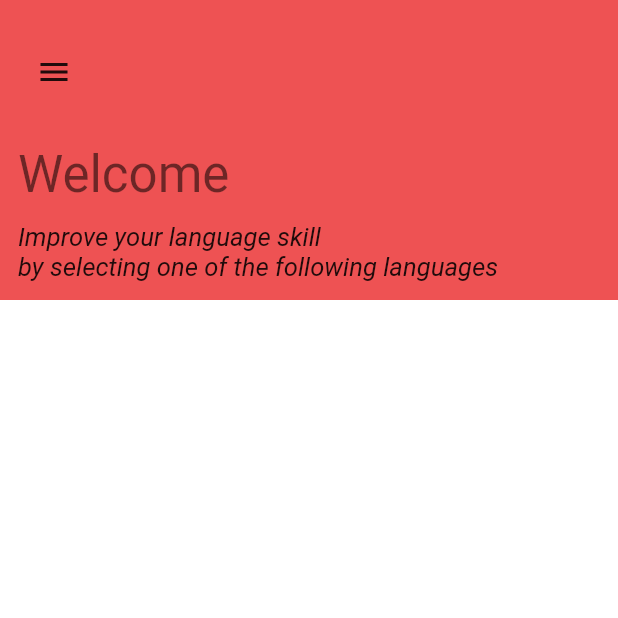
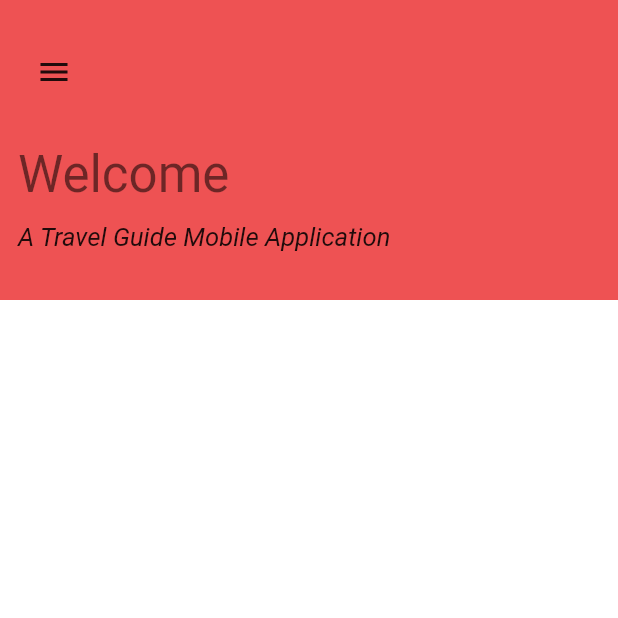
Before and after one commit to arifulUTM/Pathfinder, a Flutter app: the screen it shows after launch, on a phone screen of 412 x 824 dp, the top half of it. Run offline on Flutter 3.47's test engine with Material 2 defaults, Android fonts, the phone set to English and light mode, and no system bars; our stand-ins replace carousel_slider, flutter_advanced_drawer, geolocator, google_maps_flutter.

Commit message:
nearby resturants

```diff
--- a/pathfinder/lib/dra/drawer_data.dart
+++ b/pathfinder/lib/dra/drawer_data.dart
@@ -1,5 +1,6 @@
 import 'package:flutter/material.dart';
 import 'package:pathfinder/currency_converter/currency.dart';
+import 'package:pathfinder/resturants/nearby_resturants.dart';
 
 class DrawerData extends StatelessWidget {
   const DrawerData();
@@ -29,30 +30,48 @@ class DrawerData extends StatelessWidget {
             ),
             ListTile(
               onTap: () {},
-              leading: Icon(Icons.home),
-              title: Text('Home'),
-            ),
-            ListTile(
-              onTap: () {},
               leading: Icon(Icons.account_circle_rounded),
               title: Text('Profile'),
             ),
             ListTile(
               onTap: () {},
-              leading: Icon(Icons.money),
-              title: Text('Currency Converter'),
+              leading: Icon(Icons.directions),
+              title: Text('Travel Guide'),
+            ),
+            ListTile(
+              onTap: () {},
+              leading: Icon(Icons.contactless_outlined),
+              title: Text('Contact Tracing'),
+            ),
+            ListTile(
+              onTap: () {},
+              leading: Icon(Icons.ac_unit),
+              title: Text('Covid Traker'),
+            ),
+            ListTile(
+              onTap: () {
+                Navigator.push(
+                    context, MaterialPageRoute(builder: (_) => Resturants()));
+              },
+              leading: Icon(Icons.add_location_alt_outlined),
+              title: Text('Nearby'),
+            ),
+            ListTile(
+              onTap: () {},
+              leading: Icon(Icons.add_location_alt_outlined),
+              title: Text('Nearby Resturants'),
             ),
             ListTile(
               onTap: () {},
               leading: Icon(Icons.settings),
-              title: Text('Nearby'),
+              title: Text('Travel Blog'),
             ),
             ListTile(
               onTap: () {
                 Navigator.push(
                     context, MaterialPageRoute(builder: (_) => Currency()));
               },
-              leading: Icon(Icons.settings),
+              leading: Icon(Icons.money),
               title: Text('Currency Converter'),
             ),
             const Divider(
--- a/pathfinder/lib/dra/home_form.dart
+++ b/pathfinder/lib/dra/home_form.dart
@@ -80,7 +80,7 @@ class _HomeFormState extends State<HomeForm>
                             ),
                           ),
                           const Text(
-                            'Improve your language skill\nby selecting one of the following languages',
+                            'A Travel Guide Mobile Application',
                             style: TextStyle(
                                 fontSize: 17, fontStyle: FontStyle.italic),
                           )
--- a/pathfinder/lib/main.dart
+++ b/pathfinder/lib/main.dart
@@ -1,6 +1,9 @@
 import 'package:flutter/material.dart';
 
 import 'package:pathfinder/dra/home_form.dart';
+import 'package:pathfinder/places/blocs/application_bloc.dart';
+
+import 'package:provider/provider.dart';
 
 void main() {
   runApp(MyApp());
@@ -10,8 +13,10 @@ class MyApp extends StatelessWidget {
   // This widget is the root of your application.
   @override
   Widget build(BuildContext context) {
-    return MaterialApp(
-      title: 'Flutter Demo',
+    return ChangeNotifierProvider(
+      create: (context) => Applicationbloc(),
+      child: MaterialApp(
+        title: 'Pathfinder',
         debugShowCheckedModeBanner: false,
         theme: ThemeData(
           primarySwatch: Colors.blue,
@@ -19,6 +24,7 @@ class MyApp extends StatelessWidget {
         ),
         darkTheme: ThemeData.dark(),
         home: const HomeForm(),
+      ),
     );
   }
 }
--- /dev/null
+++ b/pathfinder/lib/places/blocs/application_bloc.dart
@@ -0,0 +1,31 @@
+import 'package:flutter/widgets.dart';
+import 'package:geolocator/geolocator.dart';
+import 'package:pathfinder/places/models/place_search.dart';
+import 'package:pathfinder/places/service/geolocator_service.dart';
+import 'package:flutter/material.dart';
+import 'package:pathfinder/places/service/places_service.dart';
+
+class Applicationbloc with ChangeNotifier {
+  final geoLocatorService = GeolocatorService();
+  final placesService = PlacesService();
+
+  // Variables
+
+  Position currentLocation;
+
+  List<PlaceSearch> searchResults;
+
+  Applicationbloc() {
+    setCurrentLocation();
+  }
+
+  setCurrentLocation() async {
+    currentLocation = await geoLocatorService.getCurrentLocation();
+    notifyListeners();
+  }
+
+  searchPlaces(String searchTerm) async {
+    await placesService.getAutocomplete(searchTerm);
+    notifyListeners();
+  }
+}
--- /dev/null
+++ b/pathfinder/lib/places/models/place_search.dart
@@ -0,0 +1,12 @@
+class PlaceSearch {
+  final String description;
+  final String placeId;
+
+  PlaceSearch({this.description, this.placeId});
+  factory PlaceSearch.fromJson(Map<String, dynamic> json) {
+    return PlaceSearch(
+      description: json["description"],
+      placeId: json["place_id"],
+    );
+  }
+}
--- a/pathfinder/pubspec.yaml
+++ b/pathfinder/pubspec.yaml
@@ -51,6 +51,10 @@ dependencies:
   flutter_advanced_drawer: ^1.2.0
   carousel_slider: ^3.0.0
   kt_drawer_menu: ^0.0.6
+  flutter_polyline_points: ^1.0.0
+  dio: ^4.0.0
+  google_maps_webservice: ^0.0.16
+
 
 dev_dependencies:
   flutter_test:
```
Also changed, not shown: pathfinder/lib/drawer/drawer.dart (+5 -2 lines), pathfinder/lib/nearby/blocs/application_bloc.dart (deleted, +0 -20 lines), pathfinder/lib/nearby/screens/home_screen.dart (deleted, +0 -42 lines), pathfinder/lib/places/screens/screens.dart (added, +77 -0 lines), pathfinder/lib/places/service/places_service.dart (added, +20 -0 lines), pathfinder/lib/resturants/coffee_model.dart (added, +31 -0 lines), pathfinder/lib/resturants/nearby_resturants.dart (added, +179 -0 lines), pathfinder/lib/places/service/geolocator_service.dart (renamed from pathfinder/lib/nearby/services/geolocator_service.dart), pathfinder/pubspec.lock, 1 other file. Lines whose indentation alone changed are shown as unchanged.
